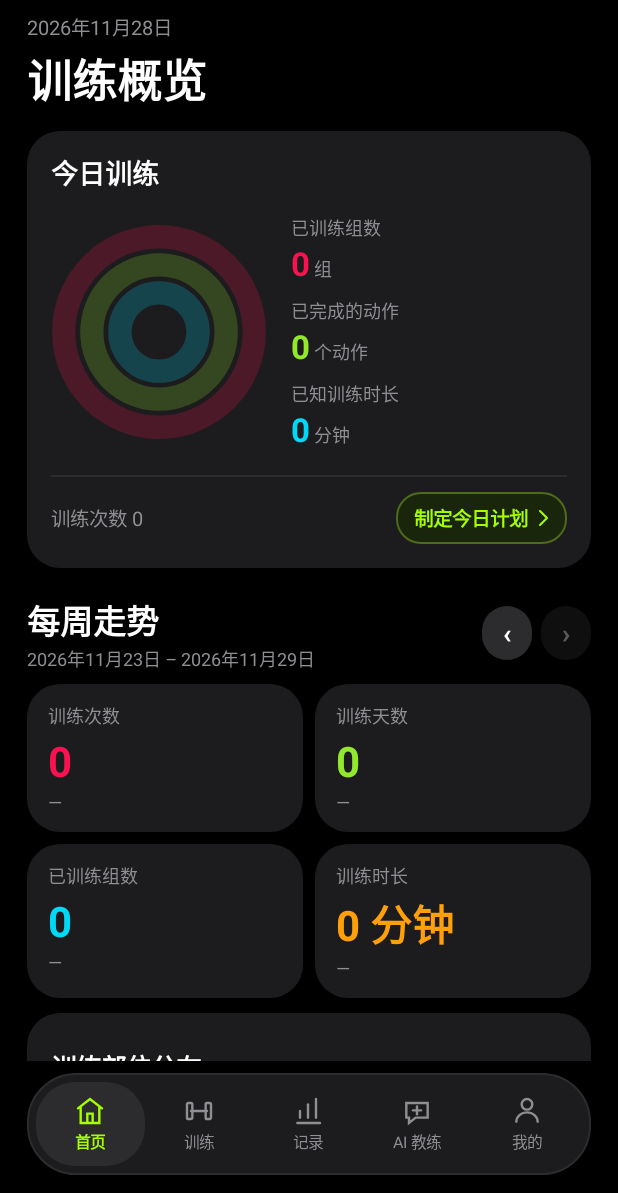
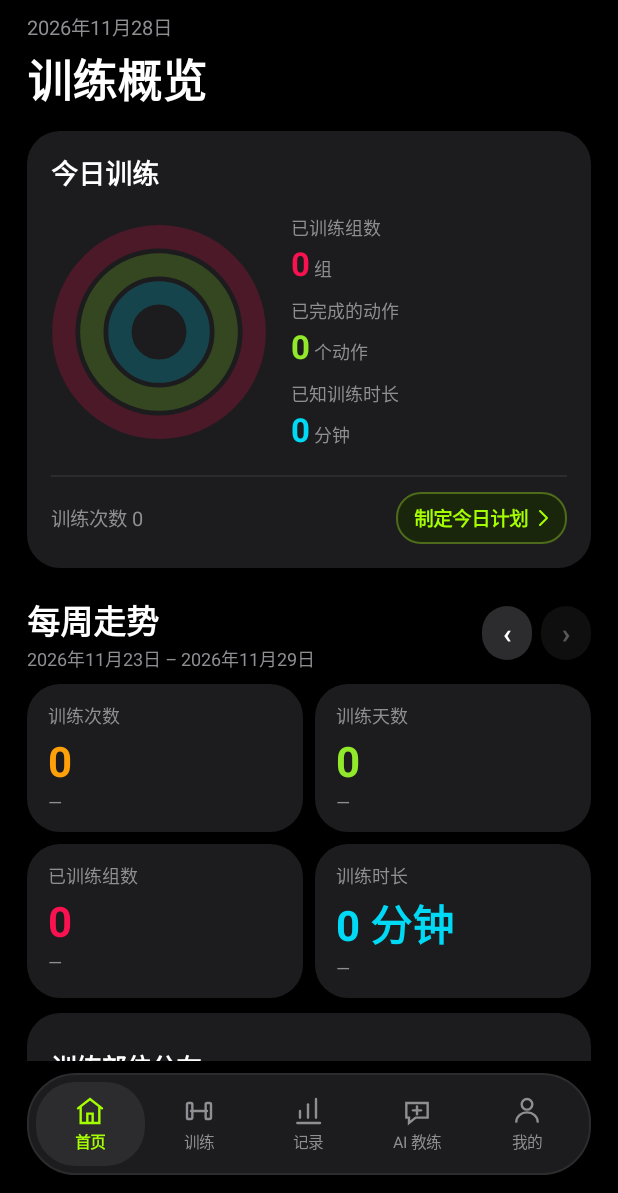
Before and after one commit to lain456789/FitPlan, an Android app: the screen it shows after launch (MainActivity), on a phone screen of 412 x 824 dp, the part 43-1236 px from its top. Run offline under Robolectric (Android 15) with nearby library versions, the phone set to English and light mode, and no system bars; pictures from the network do not load; 1 statement that could not run was skipped.

Commit message:
Release FitPlan v0.7.1: minimalist welcome screen, unified metric colors, and stepper spacing
- Add 2-second minimalist animated tri-ring welcome screen (WelcomeActivity) with OLED black startup theme
- Align semantic metric colors across Home rings, Weekly tiles, and Profile overview (sets=red, exercises/days=green, duration=cyan, sessions=amber)
- Compact plan prescription stepper buttons and number pills with vertical breathing room to prevent overlap
- Bump version to 0.7.1 (versionCode 22) and update README with v0.7.1 screenshots

```diff
--- a/app/build.gradle.kts
+++ b/app/build.gradle.kts
@@ -31,8 +31,8 @@ android {
         applicationId = "com.example.fitplan"
         minSdk = 24
         targetSdk = 37
-        versionCode = 21
-        versionName = "0.7.0"
+        versionCode = 22
+        versionName = "0.7.1"
 
         buildConfigField("String", "GLM_API_KEY", buildConfigString(localProp("GLM_API_KEY", "")))
         buildConfigField(
--- a/app/src/main/java/com/example/fitplan/ProfileScreen.java
+++ b/app/src/main/java/com/example/fitplan/ProfileScreen.java
@@ -54,19 +54,19 @@ final class ProfileScreen extends Screen {
                 metricsRow,
                 String.valueOf(summary.totalSessions),
                 s("profile_stat_sessions"),
-                UiKit.RING_MOVE,
+                UiKit.CHART_AMBER,
                 true);
         addMetricTile(
                 metricsRow,
                 String.valueOf(summary.totalPerformedSets),
                 s("profile_stat_sets"),
-                UiKit.RING_EXERCISE,
+                UiKit.RING_MOVE,
                 true);
         addMetricTile(
                 metricsRow,
                 String.valueOf(summary.totalCheckins),
                 s("profile_stat_checkins"),
-                UiKit.RING_STAND,
+                UiKit.RING_EXERCISE,
                 false);
 
         UiKit.divider(activity, c);
--- a/app/src/main/java/com/example/fitplan/TrainingScreen.java
+++ b/app/src/main/java/com/example/fitplan/TrainingScreen.java
@@ -861,11 +861,14 @@ final class TrainingScreen extends Screen {
         LinearLayout line = pane(card);
         line.setOrientation(LinearLayout.HORIZONTAL);
         line.setGravity(Gravity.CENTER_VERTICAL);
+        line.setPadding(0, activity.dp(4), 0, activity.dp(4));
         TextView labelView = new TextView(activity);
         labelView.setText(label);
         labelView.setTextSize(14);
         labelView.setTextColor(MainActivity.MUTED);
-        line.addView(labelView, new LinearLayout.LayoutParams(0, -2, 1));
+        LinearLayout.LayoutParams lblLp = new LinearLayout.LayoutParams(0, -2, 1);
+        lblLp.setMarginEnd(activity.dp(8));
+        line.addView(labelView, lblLp);
         TextView minus = stepperButton(line, "\u2212");
         TextView number = stepperNumber(line);
         TextView plus = stepperButton(line, "+");
@@ -909,27 +912,27 @@ final class TrainingScreen extends Screen {
     private TextView stepperButton(LinearLayout parent, String glyph) {
         TextView b = new TextView(activity);
         b.setText(glyph);
-        b.setTextSize(20);
+        b.setTextSize(18);
         b.setTextColor(MainActivity.FG);
         b.setGravity(Gravity.CENTER);
         b.setClickable(true);
-        b.setBackground(UiKit.box(activity, UiKit.SURFACE, UiKit.BORDER, 20));
-        parent.addView(b, new LinearLayout.LayoutParams(activity.dp(40), activity.dp(40)));
+        b.setBackground(UiKit.box(activity, UiKit.SURFACE, UiKit.BORDER, 16));
+        parent.addView(b, new LinearLayout.LayoutParams(activity.dp(32), activity.dp(32)));
         return b;
     }
 
     private TextView stepperNumber(LinearLayout parent) {
         TextView b = new TextView(activity);
-        b.setTextSize(17);
+        b.setTextSize(15);
         b.setTextColor(MainActivity.ACCENT);
         b.setTypeface(null, Typeface.BOLD);
         b.setGravity(Gravity.CENTER);
         b.setClickable(true);
-        b.setBackground(UiKit.box(activity, UiKit.SURFACE, UiKit.BORDER, 20));
+        b.setBackground(UiKit.box(activity, UiKit.SURFACE, UiKit.BORDER, 16));
         LinearLayout.LayoutParams lp =
-                new LinearLayout.LayoutParams(activity.dp(64), activity.dp(40));
-        lp.setMarginStart(activity.dp(8));
-        lp.setMarginEnd(activity.dp(8));
+                new LinearLayout.LayoutParams(activity.dp(54), activity.dp(32));
+        lp.setMarginStart(activity.dp(6));
+        lp.setMarginEnd(activity.dp(6));
         parent.addView(b, lp);
         return b;
     }
--- a/app/src/main/java/com/example/fitplan/WeeklyScreen.java
+++ b/app/src/main/java/com/example/fitplan/WeeklyScreen.java
@@ -201,7 +201,7 @@ final class WeeklyScreen extends Screen {
                 s("sessions"),
                 num(r.sessions),
                 compactDelta(r.sessions, p.sessions),
-                UiKit.RING_MOVE,
+                UiKit.CHART_AMBER,
                 true);
         tile(row, s("days"), num(r.days), compactDelta(r.days, p.days), UiKit.RING_EXERCISE, false);
 
@@ -212,14 +212,14 @@ final class WeeklyScreen extends Screen {
                 s("completed_sets"),
                 num(r.sets),
                 compactDelta(r.sets, p.sets),
-                UiKit.RING_STAND,
+                UiKit.RING_MOVE,
                 true);
         tile(
                 row2,
                 s("duration"),
                 num(r.duration / 60000.0) + " " + s("minutes_unit"),
                 compactDelta(r.duration / 60000.0, p.duration / 60000.0),
-                UiKit.CHART_AMBER,
+                UiKit.RING_STAND,
                 false);
 
         LinearLayout parts = section(content, "part_chart");
--- /dev/null
+++ b/app/src/main/java/com/example/fitplan/WelcomeActivity.java
@@ -0,0 +1,216 @@
+package com.example.fitplan;
+
+import android.animation.ValueAnimator;
+import android.app.ActivityOptions;
+import android.content.Context;
+import android.content.Intent;
+import android.graphics.Canvas;
+import android.graphics.Color;
+import android.graphics.Paint;
+import android.graphics.RectF;
+import android.graphics.Typeface;
+import android.os.Bundle;
+import android.os.Handler;
+import android.os.Looper;
+import android.text.SpannableString;
+import android.text.Spanned;
+import android.text.style.ForegroundColorSpan;
+import android.view.Gravity;
+import android.view.View;
+import android.view.animation.DecelerateInterpolator;
+import android.widget.FrameLayout;
+import android.widget.LinearLayout;
+import android.widget.TextView;
+
+import androidx.appcompat.app.AppCompatActivity;
+
+/**
+ * Minimalist 2-second Apple Fitness-inspired welcome screen shown on cold launch before entering
+ * {@link MainActivity}.
+ */
+public final class WelcomeActivity extends AppCompatActivity {
+    private static final long DISPLAY_DURATION_MS = 2000L;
+    private static final long RING_ANIM_DURATION_MS = 1050L;
+
+    private final Handler handler = new Handler(Looper.getMainLooper());
+    private ValueAnimator ringAnimator;
+    private boolean navigated;
+    private final Runnable enterMain = this::openMain;
+
+    @Override
+    protected void onCreate(Bundle savedInstanceState) {
+        super.onCreate(savedInstanceState);
+
+        FrameLayout root = new FrameLayout(this);
+        root.setBackgroundColor(UiKit.BG);
+        root.setFitsSystemWindows(true);
+        root.setOnClickListener(v -> openMain());
+
+        LinearLayout center = new LinearLayout(this);
+        center.setOrientation(LinearLayout.VERTICAL);
+        center.setGravity(Gravity.CENTER_HORIZONTAL);
+        FrameLayout.LayoutParams centerLp = new FrameLayout.LayoutParams(-2, -2);
+        centerLp.gravity = Gravity.CENTER;
+        centerLp.bottomMargin = dp(24);
+        root.addView(center, centerLp);
+
+        WelcomeRingsView rings = new WelcomeRingsView(this);
+        LinearLayout.LayoutParams ringLp = new LinearLayout.LayoutParams(dp(124), dp(124));
+        ringLp.bottomMargin = dp(26);
+        center.addView(rings, ringLp);
+
+        TextView brand = new TextView(this);
+        SpannableString title = new SpannableString("FitPlan");
+        title.setSpan(new ForegroundColorSpan(UiKit.FG), 0, 3, Spanned.SPAN_EXCLUSIVE_EXCLUSIVE);
+        title.setSpan(
+                new ForegroundColorSpan(UiKit.PRIMARY), 3, 7, Spanned.SPAN_EXCLUSIVE_EXCLUSIVE);
+        brand.setText(title);
+        brand.setTextSize(36);
+        brand.setTypeface(null, Typeface.BOLD);
+        brand.setLetterSpacing(0.03f);
+        brand.setGravity(Gravity.CENTER);
+        brand.setAlpha(0f);
+        brand.setTranslationY(dp(12));
+        center.addView(brand, new LinearLayout.LayoutParams(-2, -2));
+
+        TextView tagline = new TextView(this);
+        tagline.setText(R.string.welcome_tagline);
+        tagline.setTextSize(14);
+        tagline.setTextColor(UiKit.MUTED);
+        tagline.setLetterSpacing(0.10f);
+        tagline.setGravity(Gravity.CENTER);
+        tagline.setAlpha(0f);
+        tagline.setTranslationY(dp(14));
+        LinearLayout.LayoutParams tagLp = new LinearLayout.LayoutParams(-2, -2);
+        tagLp.topMargin = dp(8);
+        center.addView(tagline, tagLp);
+
+        TextView version = new TextView(this);
+        version.setText(getString(R.string.version));
+        version.setTextSize(11);
+        version.setTextColor(0xFF48484A);
+        version.setLetterSpacing(0.08f);
+        version.setAlpha(0f);
+        FrameLayout.LayoutParams verLp = new FrameLayout.LayoutParams(-2, -2);
+        verLp.gravity = Gravity.BOTTOM | Gravity.CENTER_HORIZONTAL;
+        verLp.bottomMargin = dp(28);
+        root.addView(version, verLp);
+
+        setContentView(root);
+
+        ringAnimator = ValueAnimator.ofFloat(0f, 1f);
+        ringAnimator.setDuration(RING_ANIM_DURATION_MS);
+        ringAnimator.setInterpolator(new DecelerateInterpolator(2.2f));
+        ringAnimator.addUpdateListener(
+                a -> rings.setProgress(((Float) a.getAnimatedValue()).floatValue()));
+        ringAnimator.start();
+
+        brand.animate()
+                .alpha(1f)
+                .translationY(0f)
+                .setStartDelay(160L)
+                .setDuration(520L)
+                .setInterpolator(new DecelerateInterpolator(2f))
+                .start();
+
+        tagline.animate()
+                .alpha(1f)
+                .translationY(0f)
+                .setStartDelay(300L)
+                .setDuration(560L)
+                .setInterpolator(new DecelerateInterpolator(2f))
+                .start();
+
+        version.animate().alpha(1f).setStartDelay(450L).setDuration(450L).start();
+
+        handler.postDelayed(enterMain, DISPLAY_DURATION_MS);
+    }
+
+    @Override
+    protected void onDestroy() {
+        handler.removeCallbacks(enterMain);
+        if (ringAnimator != null) {
+            ringAnimator.cancel();
+        }
+        super.onDestroy();
+    }
+
+    private void openMain() {
+        if (navigated || isFinishing()) {
+            return;
+        }
+        navigated = true;
+        handler.removeCallbacks(enterMain);
+        ActivityOptions options =
+                ActivityOptions.makeCustomAnimation(
+                        this, android.R.anim.fade_in, android.R.anim.fade_out);
+        startActivity(new Intent(this, MainActivity.class), options.toBundle());
+        finish();
+    }
+
+    private int dp(int value) {
+        return Math.round(value * getResources().getDisplayMetrics().density);
+    }
+
+    /** Minimalist animated tri-ring emblem matching the FitPlan Activity Rings palette. */
+    private static final class WelcomeRingsView extends View {
+        private static final int[] RING_COLORS = {
+            UiKit.RING_MOVE, UiKit.RING_EXERCISE, UiKit.RING_STAND
+        };
+        private static final float[] TARGET_SWEEPS = {312f, 274f, 236f};
+        private static final float[] STAGGER_STARTS = {0f, 0.10f, 0.20f};
+
+        private final Paint trackPaint = new Paint(Paint.ANTI_ALIAS_FLAG);
+        private final Paint arcPaint = new Paint(Paint.ANTI_ALIAS_FLAG);
+        private final RectF oval = new RectF();
+        private float progress;
+
+        WelcomeRingsView(Context context) {
+            super(context);
+            trackPaint.setStyle(Paint.Style.STROKE);
+            trackPaint.setStrokeCap(Paint.Cap.ROUND);
+            arcPaint.setStyle(Paint.Style.STROKE);
+            arcPaint.setStrokeCap(Paint.Cap.ROUND);
+        }
+
+        void setProgress(float value) {
+            this.progress = Math.max(0f, Math.min(1f, value));
+            invalidate();
+        }
+
+        @Override
+        protected void onDraw(Canvas canvas) {
+            super.onDraw(canvas);
+            float size = Math.min(getWidth(), getHeight());
+            if (size <= 0f) {
+                return;
+            }
+            float cx = getWidth() / 2f;
+            float cy = getHeight() / 2f;
+            float stroke = size * 0.105f;
+            float gap = size * 0.032f;
+            trackPaint.setStrokeWidth(stroke);
+            arcPaint.setStrokeWidth(stroke);
+
+            for (int i = 0; i < RING_COLORS.length; i++) {
+                float radius = size / 2f - stroke / 2f - i * (stroke + gap);
+                if (radius <= 0f) {
+                    continue;
+                }
+                oval.set(cx - radius, cy - radius, cx + radius, cy + radius);
+                int color = RING_COLORS[i];
+                trackPaint.setColor(
+                        Color.argb(46, Color.red(color), Color.green(color), Color.blue(color)));
+                canvas.drawOval(oval, trackPaint);
+
+                float start = STAGGER_STARTS[i];
+                float local = Math.max(0f, Math.min(1f, (progress - start) / (1f - start)));
+                float sweep = TARGET_SWEEPS[i] * local;
+                if (sweep > 0.5f) {
+                    arcPaint.setColor(color);
+                    canvas.drawArc(oval, -90f, sweep, false, arcPaint);
+                }
+            }
+        }
+    }
+}
--- a/app/src/main/res/values-night/themes.xml
+++ b/app/src/main/res/values-night/themes.xml
@@ -1,14 +1,14 @@
 <resources>
     <style name="Base.Theme.FitPlan" parent="Theme.Material3.Dark.NoActionBar">
-        <item name="colorPrimary">#B8F261</item>
-        <item name="colorOnPrimary">#10160C</item>
-        <item name="colorSecondary">#8EB6FF</item>
-        <item name="android:windowBackground">#0C0E11</item>
-        <item name="android:colorAccent">#B8F261</item>
-        <item name="android:textColorPrimary">#F1F5F2</item>
-        <item name="android:textColorSecondary">#A2ADA8</item>
-        <item name="android:statusBarColor">#0C0E11</item>
-        <item name="android:navigationBarColor">#0C0E11</item>
+        <item name="colorPrimary">#A6FF00</item>
+        <item name="colorOnPrimary">#000000</item>
+        <item name="colorSecondary">#00D9F5</item>
+        <item name="android:windowBackground">#000000</item>
+        <item name="android:colorAccent">#A6FF00</item>
+        <item name="android:textColorPrimary">#FFFFFF</item>
+        <item name="android:textColorSecondary">#8E8E93</item>
+        <item name="android:statusBarColor">#000000</item>
+        <item name="android:navigationBarColor">#000000</item>
         <item name="android:windowLightStatusBar">false</item>
     </style>
     <style name="Theme.FitPlan" parent="Base.Theme.FitPlan"/>
--- /dev/null
+++ b/app/src/main/res/values-v31/themes.xml
@@ -0,0 +1,6 @@
+<resources>
+    <style name="Theme.FitPlan" parent="Base.Theme.FitPlan">
+        <item name="android:windowSplashScreenBackground">#000000</item>
+        <item name="android:windowSplashScreenAnimationDuration">0</item>
+    </style>
+</resources>
--- a/app/src/main/res/values/strings.xml
+++ b/app/src/main/res/values/strings.xml
@@ -1,5 +1,6 @@
 <resources>
     <string name="app_name">FitPlan</string>
+    <string name="welcome_tagline">Train Smart · Stay Strong</string>
     <string name="home">首页</string>
     <string name="training">训练</string>
     <string name="records">记录</string>
@@ -198,7 +199,7 @@
     <string name="definitions">统计口径</string>
     <string name="definitions_text">只统计已训练组及其实际次数，未达目标的已训练组也会计入；零已训练组的记录不计训练次数。达标组是实际次数达到目标的已训练组。训练量 = 重量 × 实际次数，自重动作仍计入组数和次数。训练时长包含休息及离开应用时间。自然周为本地时间周一至周日，按训练结束时间归属；历史修改或删除后重新计算。</string>
     <string name="privacy">训练记录保存在本机，不使用账号或云同步；仅在「AI 教练」主动发送提问时，将本地训练摘要与档案发送至你选择的 AI 模型服务生成建议。</string>
-    <string name="version">v0.7.0</string>
+    <string name="version">v0.7.1</string>
     <string name="back_label">返回</string>
     <string name="ex0">杠铃卧推</string>
     <string name="ex1">哑铃上斜卧推</string>
--- a/app/src/main/res/values/themes.xml
+++ b/app/src/main/res/values/themes.xml
@@ -1,14 +1,14 @@
 <resources>
     <style name="Base.Theme.FitPlan" parent="Theme.Material3.Dark.NoActionBar">
-        <item name="colorPrimary">#B8F261</item>
-        <item name="colorOnPrimary">#10160C</item>
-        <item name="colorSecondary">#8EB6FF</item>
-        <item name="android:windowBackground">#0C0E11</item>
-        <item name="android:colorAccent">#B8F261</item>
-        <item name="android:textColorPrimary">#F1F5F2</item>
-        <item name="android:textColorSecondary">#A2ADA8</item>
-        <item name="android:statusBarColor">#0C0E11</item>
-        <item name="android:navigationBarColor">#0C0E11</item>
+        <item name="colorPrimary">#A6FF00</item>
+        <item name="colorOnPrimary">#000000</item>
+        <item name="colorSecondary">#00D9F5</item>
+        <item name="android:windowBackground">#000000</item>
+        <item name="android:colorAccent">#A6FF00</item>
+        <item name="android:textColorPrimary">#FFFFFF</item>
+        <item name="android:textColorSecondary">#8E8E93</item>
+        <item name="android:statusBarColor">#000000</item>
+        <item name="android:navigationBarColor">#000000</item>
         <item name="android:windowLightStatusBar">false</item>
     </style>
     <style name="Theme.FitPlan" parent="Base.Theme.FitPlan"/>
```
Also changed, not shown: app/src/main/AndroidManifest.xml (+6 -2 lines), 4 other files.
